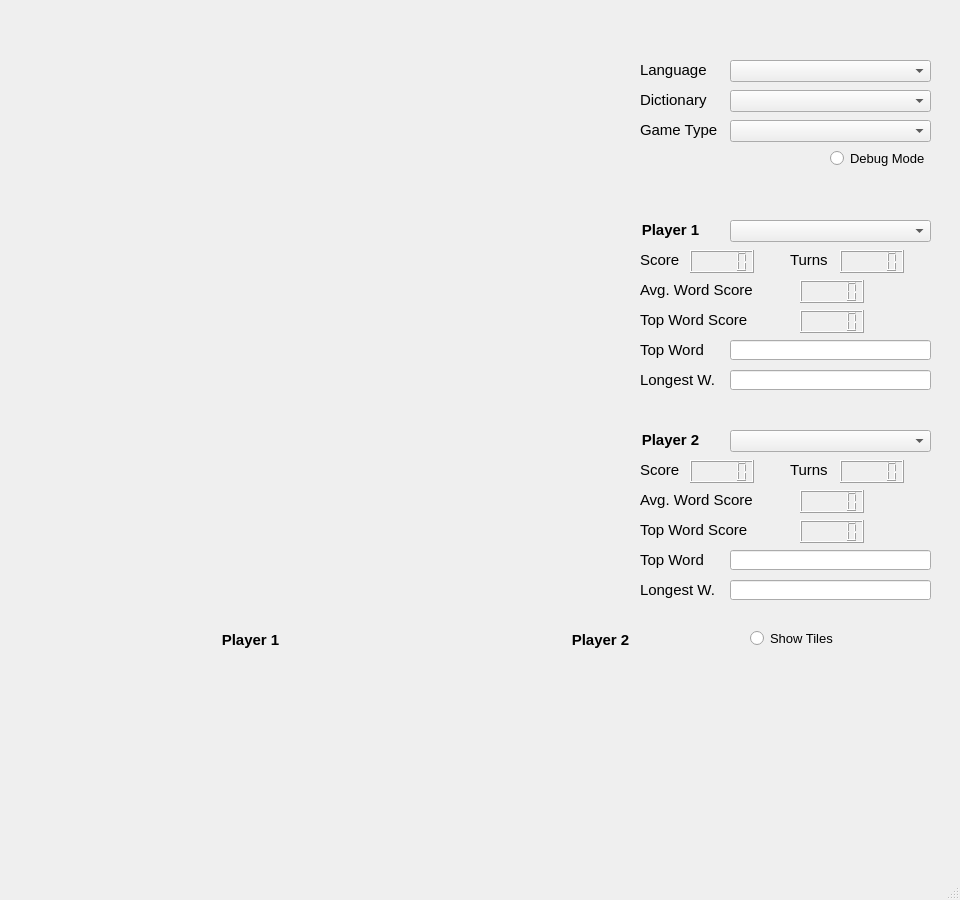
ramonrsv/ScrabbleArena, file main_window.ui: the form before one commit.
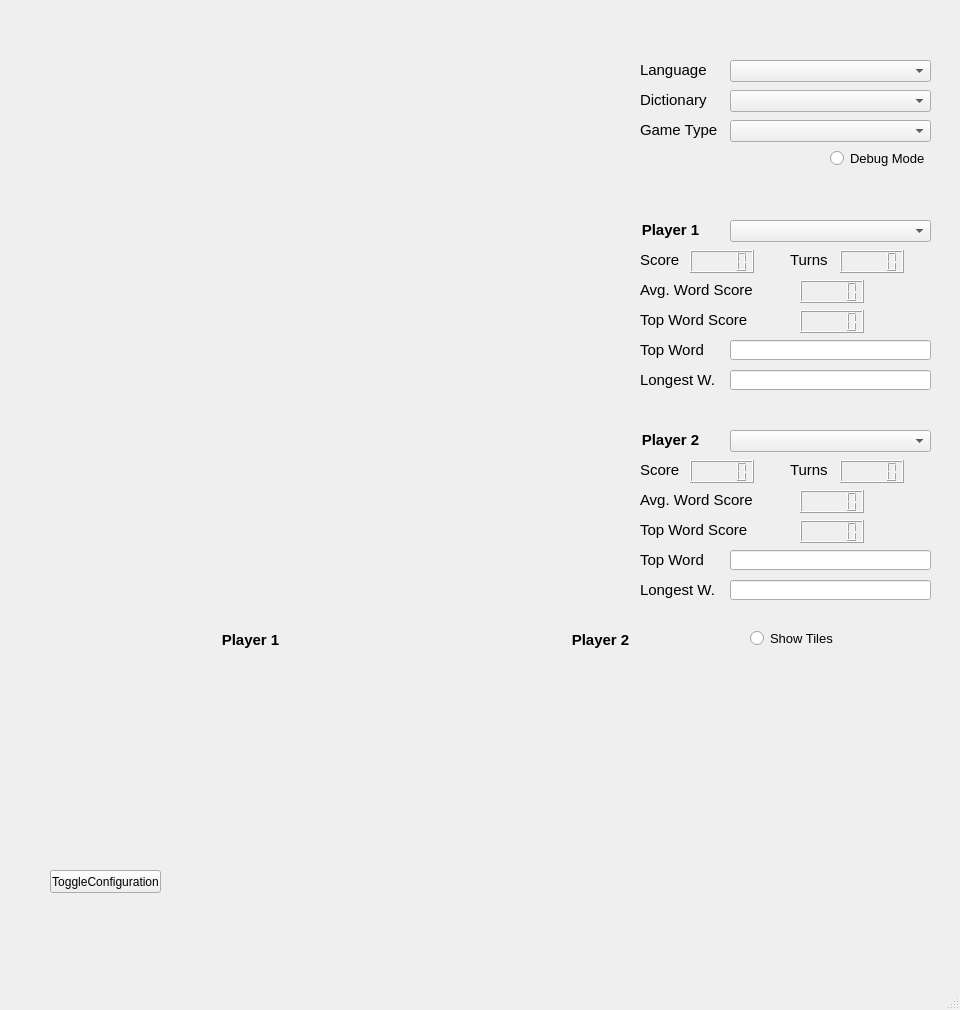
The form after the commit.

Commit message: Implementing new UiManager to deal with UI settings

Diff of the .ui file:
```diff
--- a/main_window.ui
+++ b/main_window.ui
@@ -7,7 +7,7 @@
     <x>0</x>
     <y>0</y>
     <width>960</width>
-    <height>900</height>
+    <height>1010</height>
    </rect>
   </property>
   <property name="minimumSize">
@@ -753,6 +753,29 @@
      </property>
     </widget>
    </widget>
+   <widget class="QWidget" name="debug_area_widget" native="true">
+    <property name="geometry">
+     <rect>
+      <x>20</x>
+      <y>860</y>
+      <width>921</width>
+      <height>101</height>
+     </rect>
+    </property>
+    <widget class="QPushButton" name="toggle_configuration">
+     <property name="geometry">
+      <rect>
+       <x>30</x>
+       <y>10</y>
+       <width>111</width>
+       <height>23</height>
+      </rect>
+     </property>
+     <property name="text">
+      <string>ToggleConfiguration</string>
+     </property>
+    </widget>
+   </widget>
   </widget>
   <widget class="QMenuBar" name="menubar">
    <property name="geometry">
```
The commit also changes 5 other files.
